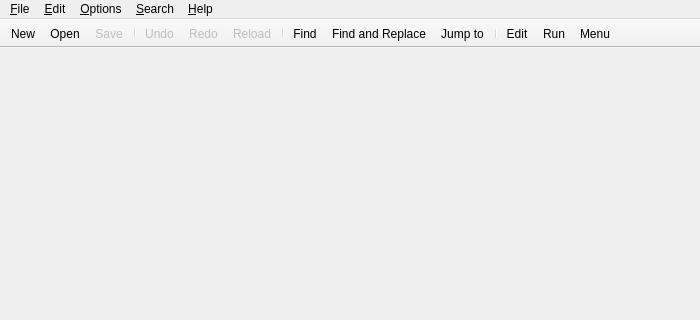
The window that featherpad/fp.ui (vecnathewhisperd0/FeatherPad) describes before a commit, drawn with Qt 5; both pictures show x 0 to 700 and y 0 to 320 of the 700 by 500 pixel window.
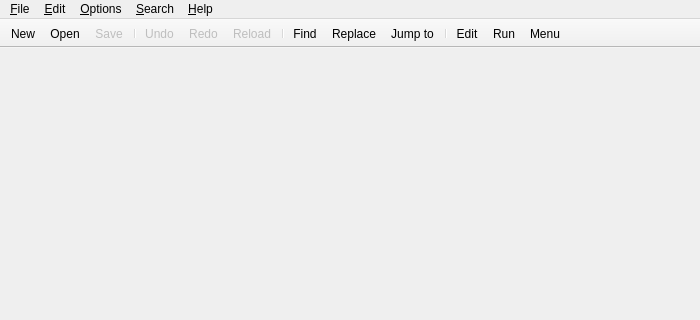
The same window after the commit. Icons and pictures are not drawn. Custom widgets are drawn as their Qt base class.

The edit to the form file:
```diff
--- a/featherpad/fp.ui
+++ b/featherpad/fp.ui
@@ -604,7 +604,7 @@
      <normaloff>:/icons/edit-find-replace.svg</normaloff>:/icons/edit-find-replace.svg</iconset>
    </property>
    <property name="text">
-    <string>Find and &amp;Replace</string>
+    <string>&amp;Replace</string>
    </property>
    <property name="toolTip">
     <string>Show/hide replacement dock</string>
```
Left out of the diff: 176 changed lines with no effect on the pictures.
